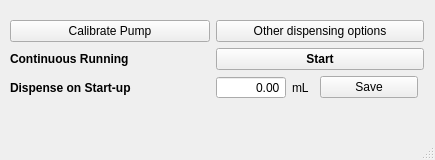
Old version of the form EZOPump/UI_Files/EzoMainPage.ui in the repository ademola-adekunle/nrcbiosensorapps.
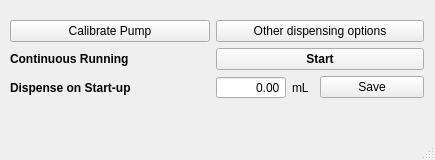
New version of the form.

What changed in the file:
```diff
--- a/EZOPump/UI_Files/EzoMainPage.ui
+++ b/EZOPump/UI_Files/EzoMainPage.ui
@@ -86,9 +86,6 @@
      </item>
      <item row="2" column="1">
       <layout class="QHBoxLayout" name="horizontalLayout">
-       <property name="rightMargin">
-        <number>6</number>
-       </property>
        <item>
         <widget class="QDoubleSpinBox" name="startupVol">
          <property name="sizePolicy">
```
Left out of the diff: 3 changed lines with no effect on the pictures.
